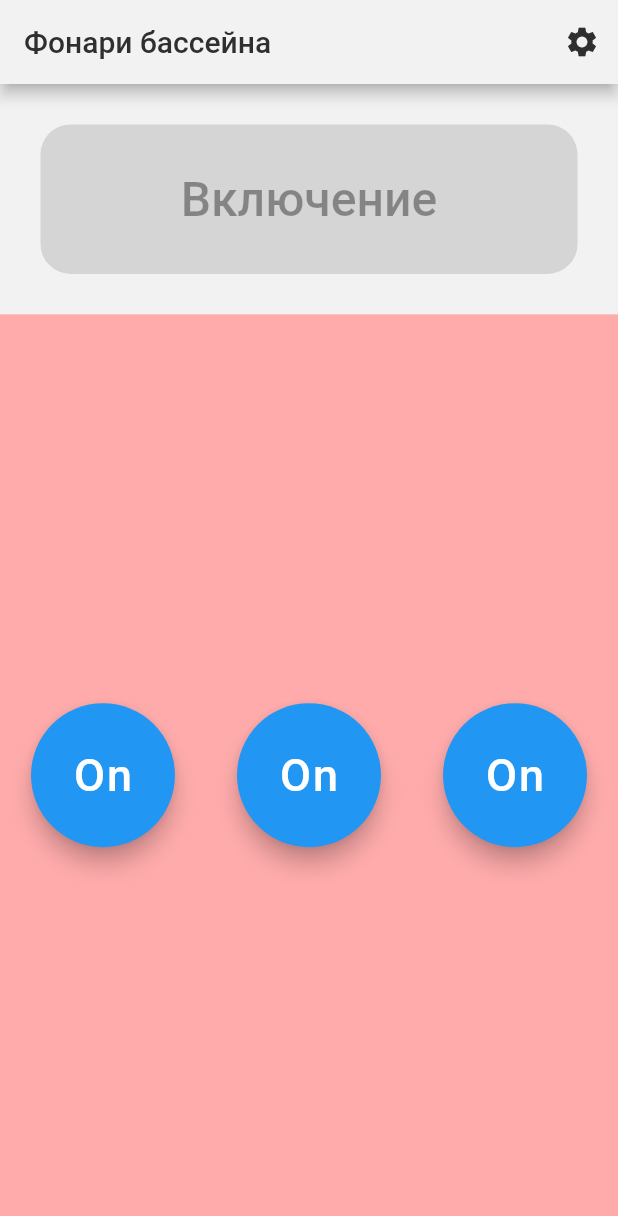
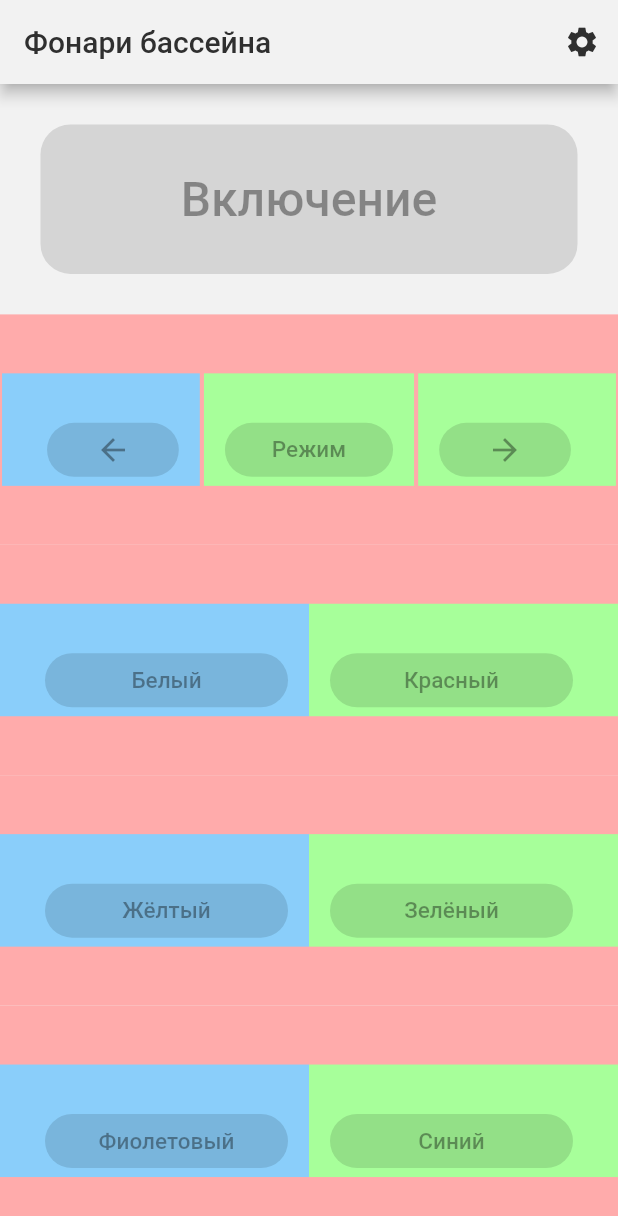
Before and after one commit to ShalomGH/PoolLights_App, a Flutter app: the screen it shows after launch, on a phone screen of 412 x 824 dp. Shown: the top 1216 px of the screen. Run offline on Flutter 3.47's test engine with Material 2 defaults, Android fonts, the phone set to English and light mode, and no system bars.

Commit message:
add all buttons

```diff
--- a/lib/funcs.dart
+++ /dev/null
@@ -1,22 +0,0 @@
-import 'package:flutter/material.dart';
-
-void Function()? handlePressed(
-    BuildContext context, bool isDisabled, String buttonName) {
-  return isDisabled
-      ? null
-      : () {
-    final snackBar = SnackBar(
-      content: Text(
-        'Yay! $buttonName is clicked!',
-        style: TextStyle(color: Theme.of(context).colorScheme.surface),
-      ),
-      action: SnackBarAction(
-        textColor: Theme.of(context).colorScheme.surface,
-        label: 'Close',
-        onPressed: () {},
-      ),
-    );
-
-    ScaffoldMessenger.of(context).showSnackBar(snackBar);
-  };
-}
--- a/lib/screens/main_page.dart
+++ b/lib/screens/main_page.dart
@@ -47,37 +47,128 @@ class MainScreen extends StatelessWidget {
                             style: TextStyle(fontSize: 32))))),
           ),
           Expanded(
-            flex: 4,
+            flex: 1,
             child: Container(
               color: const Color(0xFFFFABAB),
               child: Row(
                 mainAxisAlignment: MainAxisAlignment.spaceAround,
                 children: [
-                  FloatingActionButton.large(
-                    child: const Text(
-                      "On",
-                      style: TextStyle(fontSize: 30),
-                    ),
-                    onPressed: () {},
-                  ),
-                  FloatingActionButton.large(
-                    child: const Text(
-                      "On",
-                      style: TextStyle(fontSize: 30),
-                    ),
-                    onPressed: () {},
-                  ),
-                  FloatingActionButton.large(
-                    child: const Text(
-                      "On",
-                      style: TextStyle(fontSize: 30),
-                    ),
-                    onPressed: () {},
-                  ),
+                  Container(
+                      color: const Color(0xFF8ACEFA),
+                      width: MediaQuery.of(context).size.width * 0.32,
+                      padding: const EdgeInsets.fromLTRB(30, 27, 14, 0),
+                      // padding: const EdgeInsets.all(27),
+                      child: const ElevatedButton(
+                          onPressed: null,
+                          child: Icon(Icons.arrow_back_sharp))),
+                  Container(
+                      width: MediaQuery.of(context).size.width * 0.34,
+                      color: const Color(0xFFA7FF9A),
+                      padding: const EdgeInsets.fromLTRB(14, 27, 14, 0),
+                      // padding: const EdgeInsets.all(27),
+                      child: const ElevatedButton(
+                          onPressed: null,
+                          child:
+                              Text('Режим', style: TextStyle(fontSize: 15)))),
+                  Container(
+                      width: MediaQuery.of(context).size.width * 0.32,
+                      color: const Color(0xFFA7FF9A),
+                      padding: const EdgeInsets.fromLTRB(14, 27, 30, 0),
+                      // padding: const EdgeInsets.all(27),
+                      child: const ElevatedButton(
+                          onPressed: null,
+                          child: Icon(Icons.arrow_forward_sharp))),
                 ],
               ),
             ),
-          )
+          ),
+          Expanded(
+            flex: 1,
+            child: Container(
+              color: const Color(0xFFFFABAB),
+              child: Row(
+                mainAxisAlignment: MainAxisAlignment.spaceAround,
+                children: [
+                  Container(
+                      color: const Color(0xFF8ACEFA),
+                      width: MediaQuery.of(context).size.width * 0.5,
+                      padding: const EdgeInsets.fromLTRB(30, 27, 14, 0),
+                      // padding: const EdgeInsets.all(27),
+                      child: const ElevatedButton(
+                          onPressed: null,
+                          child:
+                              Text('Белый', style: TextStyle(fontSize: 15)))),
+                  Container(
+                      width: MediaQuery.of(context).size.width * 0.5,
+                      color: const Color(0xFFA7FF9A),
+                      padding: const EdgeInsets.fromLTRB(14, 27, 30, 0),
+                      // padding: const EdgeInsets.all(27),
+                      child: const ElevatedButton(
+                          onPressed: null,
+                          child:
+                              Text('Красный', style: TextStyle(fontSize: 15)))),
+                ],
+              ),
+            ),
+          ),
+          Expanded(
+            flex: 1,
+            child: Container(
+              color: const Color(0xFFFFABAB),
+              child: Row(
+                mainAxisAlignment: MainAxisAlignment.spaceAround,
+                children: [
+                  Container(
+                      color: const Color(0xFF8ACEFA),
+                      width: MediaQuery.of(context).size.width * 0.5,
+                      padding: const EdgeInsets.fromLTRB(30, 27, 14, 0),
+                      // padding: const EdgeInsets.all(27),
+                      child: const ElevatedButton(
+                          onPressed: null,
+                          child:
+                              Text('Жёлтый', style: TextStyle(fontSize: 15)))),
+                  Container(
+                      width: MediaQuery.of(context).size.width * 0.5,
+                      color: const Color(0xFFA7FF9A),
+                      padding: const EdgeInsets.fromLTRB(14, 27, 30, 0),
+                      // padding: const EdgeInsets.all(27),
+                      child: const ElevatedButton(
+                          onPressed: null,
+                          child:
+                              Text('Зелёный', style: TextStyle(fontSize: 15)))),
+                ],
+              ),
+            ),
+          ),
+          Expanded(
+            flex: 1,
+            child: Container(
+              color: const Color(0xFFFFABAB),
+              child: Row(
+                mainAxisAlignment: MainAxisAlignment.spaceAround,
+                children: [
+                  Container(
+                      color: const Color(0xFF8ACEFA),
+                      width: MediaQuery.of(context).size.width * 0.5,
+                      padding: const EdgeInsets.fromLTRB(30, 27, 14, 0),
+                      // padding: const EdgeInsets.all(27),
+                      child: const ElevatedButton(
+                          onPressed: null,
+                          child:
+                              Text('Фиолетовый', style: TextStyle(fontSize: 15)))),
+                  Container(
+                      width: MediaQuery.of(context).size.width * 0.5,
+                      color: const Color(0xFFA7FF9A),
+                      padding: const EdgeInsets.fromLTRB(14, 27, 30, 0),
+                      // padding: const EdgeInsets.all(27),
+                      child: const ElevatedButton(
+                          onPressed: null,
+                          child:
+                              Text('Синий', style: TextStyle(fontSize: 15)))),
+                ],
+              ),
+            ),
+          ),
         ],
       ),
     );
```
